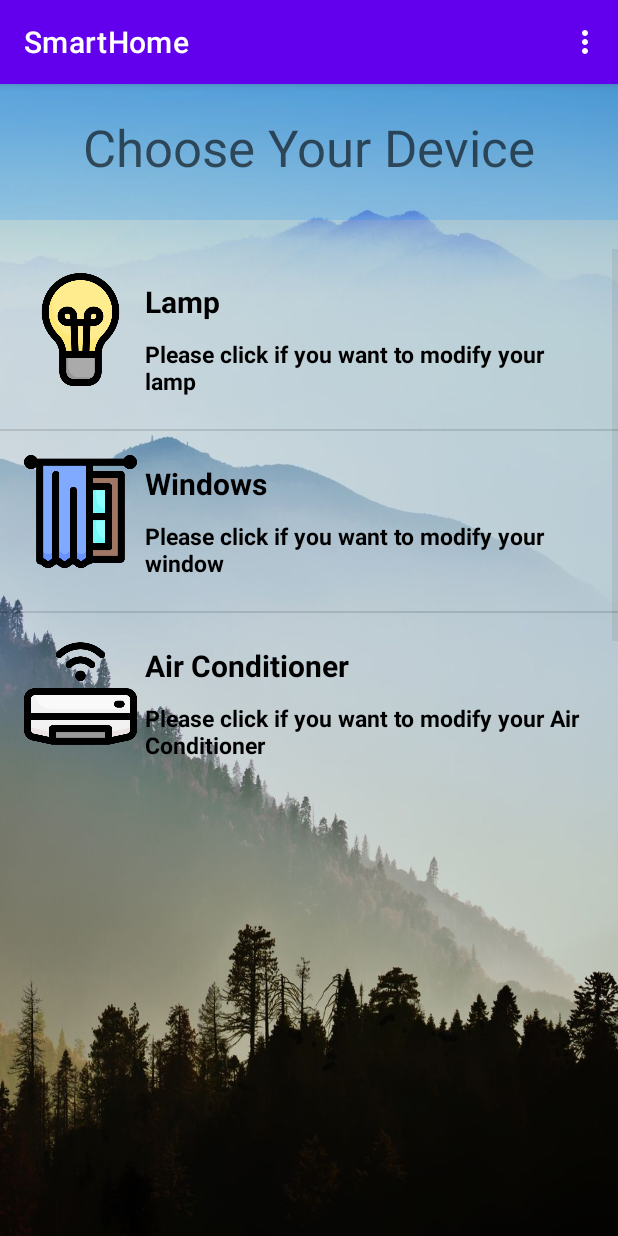
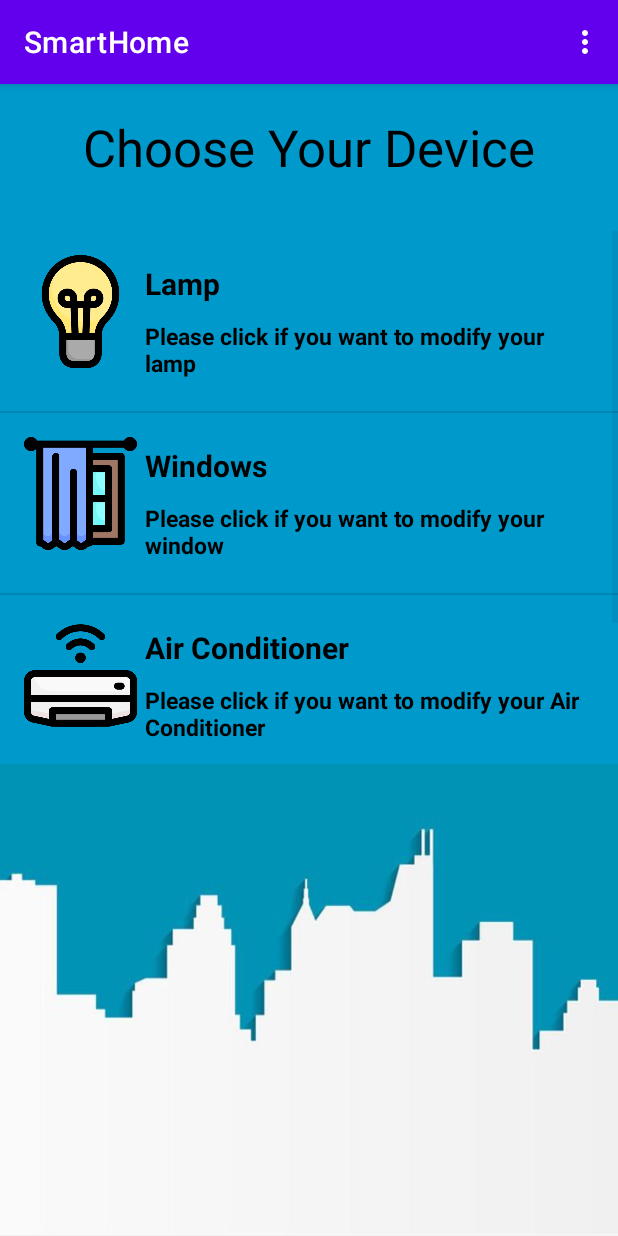
Before and after one commit to MobileApplication123/SmartHome1, an Android app: the MainActivity screen opened directly, with no data from a screen before it, on a phone screen of 412 x 824 dp. Run offline under Robolectric (Android 15) with nearby library versions, the phone set to English and light mode, and no system bars.

Commit message:
Background

```diff
--- a/app/src/main/res/layout/activity_main.xml
+++ b/app/src/main/res/layout/activity_main.xml
@@ -5,33 +5,36 @@
     android:layout_width="match_parent"
     android:layout_height="match_parent"
     android:orientation="vertical"
-    android:background="@drawable/background"
+    android:background="@drawable/background2"
     tools:context=".MainActivity">
 
     <TextView
         android:id="@+id/textView4"
         android:layout_width="match_parent"
         android:layout_height="wrap_content"
-        android:background="#392196F3" />
+        android:background="@android:color/holo_blue_dark" />
 
     <TextView
         android:id="@+id/textView"
         android:layout_width="match_parent"
         android:layout_height="71dp"
-        android:background="#392196F3"
         android:text="Choose Your Device"
+        android:textColor="@android:color/black"
         android:textAlignment="center"
+        android:background="@android:color/holo_blue_dark"
         android:textAppearance="@style/TextAppearance.AppCompat.Display1" />
 
     <TextView
         android:id="@+id/textView3"
         android:layout_width="match_parent"
-        android:layout_height="wrap_content" />
+        android:layout_height="7dp"
+        android:background="@android:color/holo_blue_dark" />
 
     <ListView
         android:id="@+id/listView"
         android:layout_width="match_parent"
-        android:layout_height="355dp">
+        android:layout_height="355dp"
+        android:background="@android:color/holo_blue_dark">
 
     </ListView>
 
```
Also changed, not shown: app/src/main/res/drawable-v24/background2.jpg (added).
